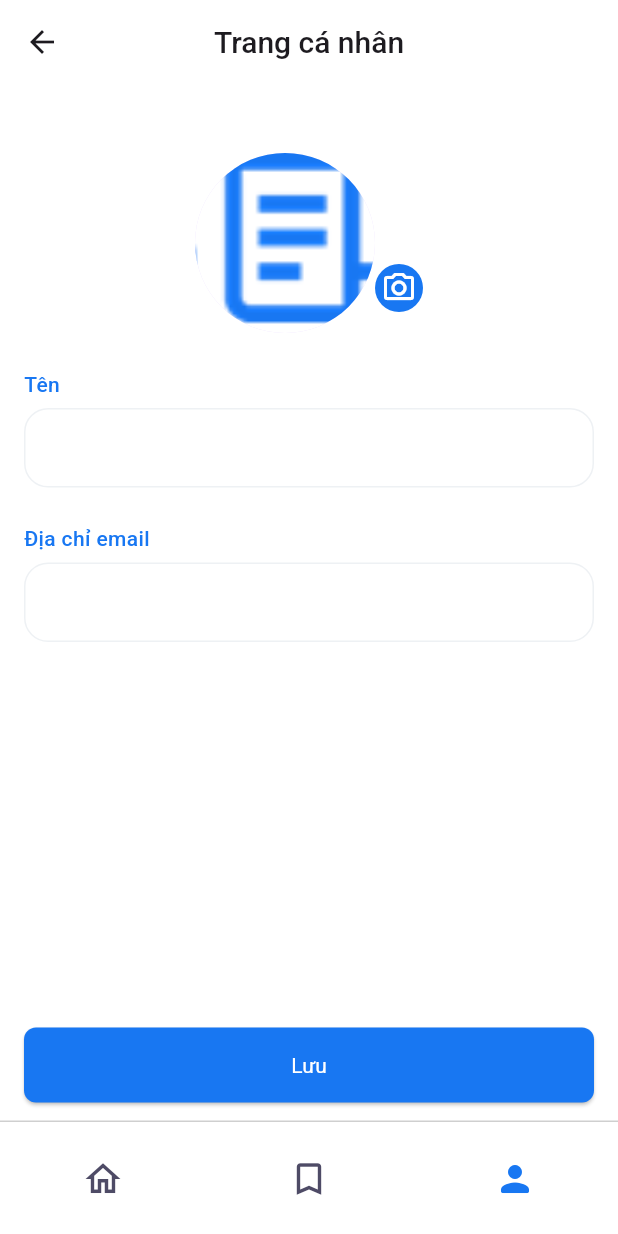
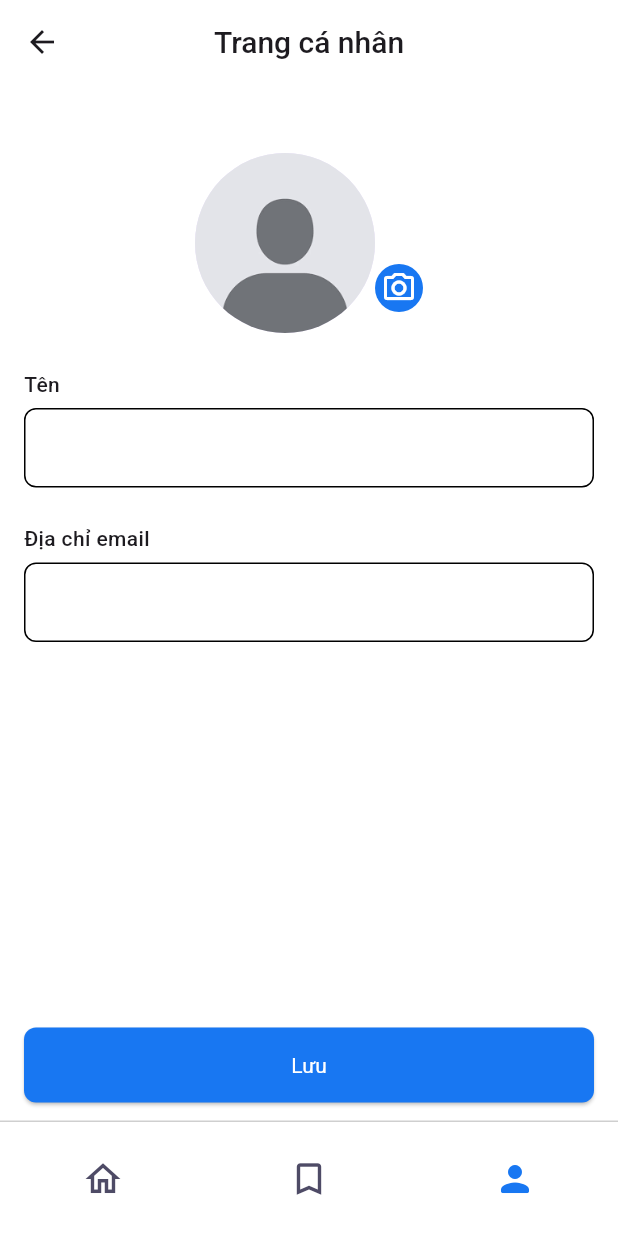
Before and after one commit to LaHuy136/news_app, a Flutter app: the Profile screen opened by its route, on a phone screen of 412 x 824 dp. Run offline on Flutter 3.47's test engine with Material 3 defaults, Android fonts, the phone set to English and light mode, and no system bars; our stand-ins replace flutter_svg, image_picker, pin_code_fields, shared_preferences, webview_flutter; accounts and stored records are empty; network calls fail.

Commit message:
update auth and profile

```diff
--- a/fe_news_app/lib/page/home_page.dart
+++ b/fe_news_app/lib/page/home_page.dart
@@ -110,7 +110,6 @@ class _HomePageState extends State<HomePage> {
 
                           // Latest section
                           buildLatestSection(context),
-                          const SizedBox(height: 16),
                         ],
                       ),
                     ),
--- a/fe_news_app/lib/page/profile_page.dart
+++ b/fe_news_app/lib/page/profile_page.dart
@@ -108,7 +108,7 @@ class _ProfileState extends State<Profile> {
                                   avatar != null
                                       ? FileImage(avatar!) as ImageProvider
                                       : const AssetImage(
-                                        'assets/images/logo.png',
+                                        'assets/images/avatar.png',
                                       ),
                             ),
                           ),
@@ -192,30 +192,32 @@ class _ProfileState extends State<Profile> {
       children: [
         Text(
           text,
-          style: TextStyle(
-            fontFamily: 'Roboto',
-            fontSize: 14,
-            fontWeight: FontWeight.w500,
-            color: ColorTheme.primaryColor,
-          ),
+          style: TextStyles.textSmall.copyWith(fontWeight: FontWeight.w500),
         ),
         const SizedBox(height: 6),
         TextField(
           controller: controller,
           decoration: InputDecoration(
             border: OutlineInputBorder(
-              borderRadius: BorderRadius.circular(16),
+              borderRadius: BorderRadius.circular(8),
               borderSide: const BorderSide(color: ColorTheme.disableInput),
             ),
             enabledBorder: OutlineInputBorder(
-              borderRadius: BorderRadius.circular(16),
-              borderSide: const BorderSide(color: ColorTheme.disableInput),
+              borderRadius: BorderRadius.circular(8),
             ),
             focusedBorder: OutlineInputBorder(
-              borderRadius: BorderRadius.circular(16),
+              borderRadius: BorderRadius.circular(8),
+            ),
+            disabledBorder: OutlineInputBorder(
+              borderSide: BorderSide(color: ColorTheme.disableInput),
+              borderRadius: BorderRadius.all(Radius.circular(8)),
+            ),
+            errorBorder: OutlineInputBorder(
+              // borderSide: BorderSide(color: ColorTheme.errorInput),
+              borderRadius: BorderRadius.all(Radius.circular(8)),
             ),
           ),
-          style: TextStyle(fontFamily: 'Roboto', fontSize: 14),
+          style: TextStyles.textSmall,
         ),
       ],
     );
```
Also changed, not shown: fe_news_app/lib/page/login_page.dart (+57 -1 lines), fe_news_app/lib/page/sign_up_page.dart (+28 -2 lines), fe_news_app/lib/screen/news_category_screen.dart (+7 -3 lines), fe_news_app/assets/images/avatar.png (added), 1 other file.
